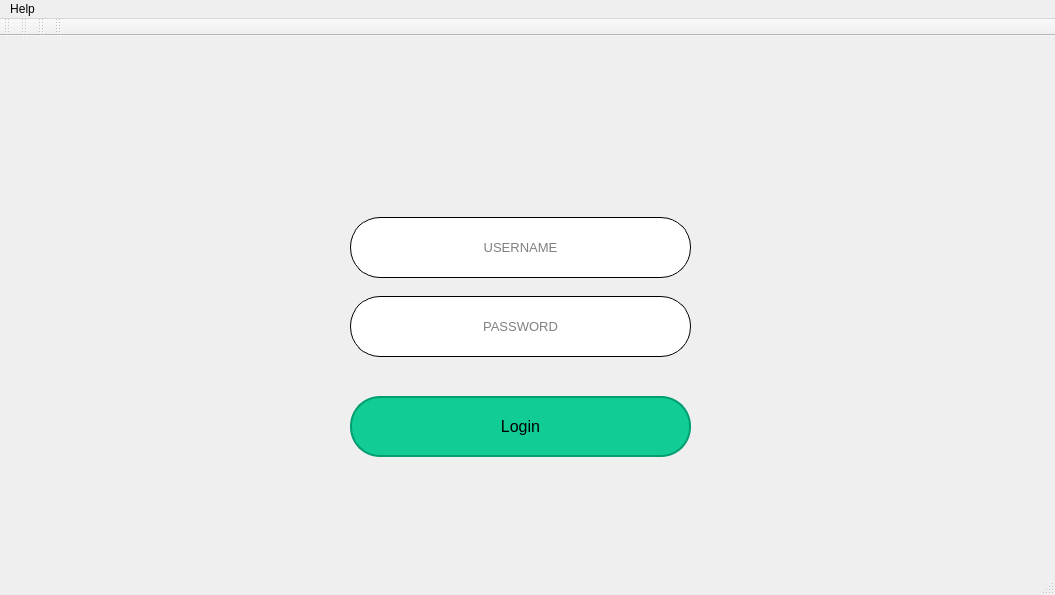
Qt form mainwindow.ui (naouelboughattas/Smart_Shop_2A17) before a commit.
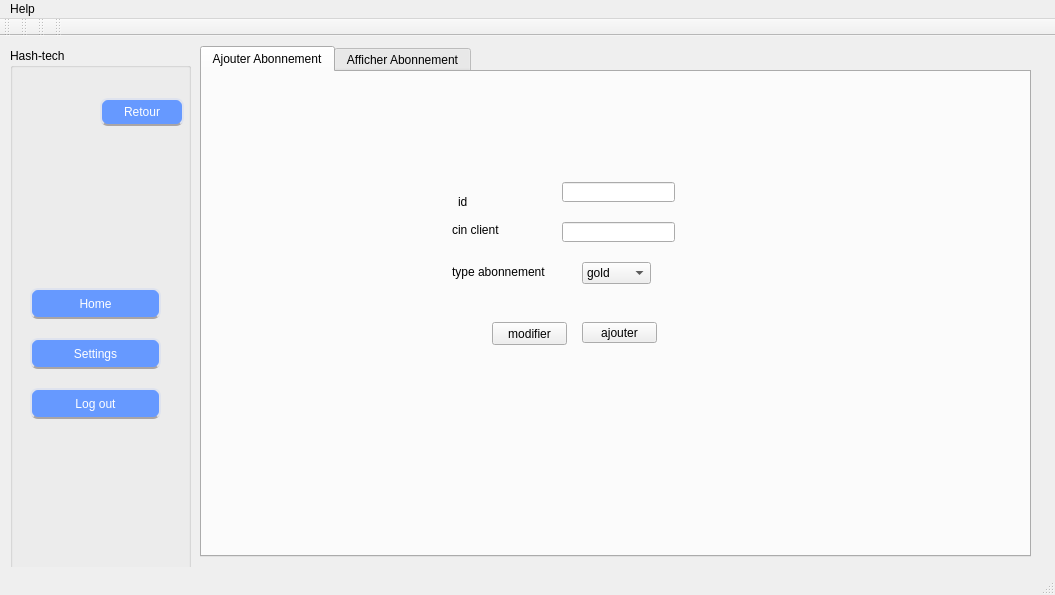
The same form after that commit. The open tabs and pages were chosen to show the change. Icons and pictures are not drawn. Custom widgets are drawn as their Qt base class.

Patch:
```diff
--- a/mainwindow.ui
+++ b/mainwindow.ui
@@ -7027,6 +7027,380 @@
       </widget>
      </widget>
     </widget>
+    <widget class="QWidget" name="page_6">
+     <widget class="QGroupBox" name="groupBox_40">
+      <property name="geometry">
+       <rect>
+        <x>0</x>
+        <y>12</y>
+        <width>181</width>
+        <height>531</height>
+       </rect>
+      </property>
+      <property name="title">
+       <string>Hash-tech</string>
+      </property>
+      <widget class="QToolButton" name="toolButton_43">
+       <property name="geometry">
+        <rect>
+         <x>20</x>
+         <y>240</y>
+         <width>131</width>
+         <height>31</height>
+        </rect>
+       </property>
+       <property name="styleSheet">
+        <string notr="true">QToolButton {
+background: #6699ff;
+border: 2px solid #dfe3ee;
+border-bottom-color: #aaa5a5; /* same as the pane color */
+border-top-left-radius: 7px;
+border-top-right-radius: 7px;
+min-width: 80px;
+border-radius: 8px;
+color: white;
+font-size:12px;
+font-family:Arial, Helvetica, sans-serif;
+
+
+}
+QToolButton:hover {
+color:#fff;
+background:#66ccff;
+border: none;
+
+}</string>
+       </property>
+       <property name="text">
+        <string>Home</string>
+       </property>
+      </widget>
+      <widget class="QToolButton" name="toolButton_44">
+       <property name="geometry">
+        <rect>
+         <x>20</x>
+         <y>340</y>
+         <width>131</width>
+         <height>31</height>
+        </rect>
+       </property>
+       <property name="styleSheet">
+        <string notr="true">QToolButton {
+background: #6699ff;
+border: 2px solid #dfe3ee;
+border-bottom-color: #aaa5a5; /* same as the pane color */
+border-top-left-radius: 7px;
+border-top-right-radius: 7px;
+min-width: 80px;
+border-radius: 8px;
+color: white;
+font-size:12px;
+font-family:Arial, Helvetica, sans-serif;
+
+
+}
+QToolButton:hover {
+color:#fff;
+background:#66ccff;
+border: none;
+
+}</string>
+       </property>
+       <property name="text">
+        <string>Log out</string>
+       </property>
+      </widget>
+      <widget class="QToolButton" name="toolButton_45">
+       <property name="geometry">
+        <rect>
+         <x>20</x>
+         <y>290</y>
+         <width>131</width>
+         <height>31</height>
+        </rect>
+       </property>
+       <property name="styleSheet">
+        <string notr="true">QToolButton {
+background: #6699ff;
+border: 2px solid #dfe3ee;
+border-bottom-color: #aaa5a5; /* same as the pane color */
+border-top-left-radius: 7px;
+border-top-right-radius: 7px;
+min-width: 80px;
+border-radius: 8px;
+color: white;
+font-size:12px;
+font-family:Arial, Helvetica, sans-serif;
+
+
+}
+QToolButton:hover {
+color:#fff;
+background:#66ccff;
+border: none;
+
+}</string>
+       </property>
+       <property name="text">
+        <string>Settings</string>
+       </property>
+      </widget>
+      <widget class="QPushButton" name="pushButton_36">
+       <property name="geometry">
+        <rect>
+         <x>90</x>
+         <y>50</y>
+         <width>84</width>
+         <height>28</height>
+        </rect>
+       </property>
+       <property name="styleSheet">
+        <string notr="true">QPushButton {
+background: #6699ff;
+border: 2px solid #dfe3ee;
+border-bottom-color: #aaa5a5; /* same as the pane color */
+border-top-left-radius: 7px;
+border-top-right-radius: 7px;
+min-width: 80px;
+border-radius: 8px;
+color: white;
+font-size:12px;
+font-family:Arial, Helvetica, sans-serif;
+
+
+}
+QPushButton:hover {
+color:#fff;
+background:#66ccff;
+border: none;
+
+}</string>
+       </property>
+       <property name="text">
+        <string>Retour</string>
+       </property>
+      </widget>
+     </widget>
+     <widget class="QTabWidget" name="tabWidget_typeabo">
+      <property name="geometry">
+       <rect>
+        <x>190</x>
+        <y>10</y>
+        <width>831</width>
+        <height>511</height>
+       </rect>
+      </property>
+      <property name="currentIndex">
+       <number>1</number>
+      </property>
+      <widget class="QWidget" name="tab_47">
+       <attribute name="title">
+        <string>Ajouter Abonnement</string>
+       </attribute>
+       <widget class="QLabel" name="label_126">
+        <property name="geometry">
+         <rect>
+          <x>256</x>
+          <y>120</y>
+          <width>51</width>
+          <height>20</height>
+         </rect>
+        </property>
+        <property name="styleSheet">
+         <string notr="true"/>
+        </property>
+        <property name="text">
+         <string>id</string>
+        </property>
+       </widget>
+       <widget class="QLabel" name="label_127">
+        <property name="geometry">
+         <rect>
+          <x>250</x>
+          <y>150</y>
+          <width>71</width>
+          <height>16</height>
+         </rect>
+        </property>
+        <property name="styleSheet">
+         <string notr="true"/>
+        </property>
+        <property name="text">
+         <string>cin client</string>
+        </property>
+       </widget>
+       <widget class="QLabel" name="label_128">
+        <property name="geometry">
+         <rect>
+          <x>250</x>
+          <y>190</y>
+          <width>111</width>
+          <height>20</height>
+         </rect>
+        </property>
+        <property name="styleSheet">
+         <string notr="true"/>
+        </property>
+        <property name="text">
+         <string>type abonnement</string>
+        </property>
+       </widget>
+       <widget class="QLineEdit" name="lineEdit_idabo">
+        <property name="geometry">
+         <rect>
+          <x>360</x>
+          <y>110</y>
+          <width>113</width>
+          <height>20</height>
+         </rect>
+        </property>
+       </widget>
+       <widget class="QLineEdit" name="lineEdit_cinabo">
+        <property name="geometry">
+         <rect>
+          <x>360</x>
+          <y>150</y>
+          <width>113</width>
+          <height>20</height>
+         </rect>
+        </property>
+       </widget>
+       <widget class="QComboBox" name="comboBox_5">
+        <property name="geometry">
+         <rect>
+          <x>380</x>
+          <y>190</y>
+          <width>69</width>
+          <height>22</height>
+         </rect>
+        </property>
+        <item>
+         <property name="text">
+          <string>gold</string>
+         </property>
+        </item>
+        <item>
+         <property name="text">
+          <string>silver</string>
+         </property>
+        </item>
+        <item>
+         <property name="text">
+          <string>bronze</string>
+         </property>
+        </item>
+       </widget>
+       <widget class="QPushButton" name="pushButton_ajouterabo">
+        <property name="geometry">
+         <rect>
+          <x>380</x>
+          <y>250</y>
+          <width>75</width>
+          <height>21</height>
+         </rect>
+        </property>
+        <property name="styleSheet">
+         <string notr="true"/>
+        </property>
+        <property name="text">
+         <string>ajouter</string>
+        </property>
+       </widget>
+       <widget class="QPushButton" name="pushButton_modifierabo">
+        <property name="geometry">
+         <rect>
+          <x>290</x>
+          <y>250</y>
+          <width>75</width>
+          <height>23</height>
+         </rect>
+        </property>
+        <property name="styleSheet">
+         <string notr="true"/>
+        </property>
+        <property name="text">
+         <string>modifier</string>
+        </property>
+       </widget>
+      </widget>
+      <widget class="QWidget" name="tab_48">
+       <attribute name="title">
+        <string>Afficher Abonnement</string>
+       </attribute>
+       <widget class="QTableView" name="tableView_4">
+        <property name="geometry">
+         <rect>
+          <x>30</x>
+          <y>100</y>
+          <width>651</width>
+          <height>301</height>
+         </rect>
+        </property>
+       </widget>
+       <widget class="QPushButton" name="pushButton_37">
+        <property name="geometry">
+         <rect>
+          <x>700</x>
+          <y>230</y>
+          <width>75</width>
+          <height>23</height>
+         </rect>
+        </property>
+        <property name="styleSheet">
+         <string notr="true"/>
+        </property>
+        <property name="text">
+         <string>statistique</string>
+        </property>
+       </widget>
+       <widget class="QPushButton" name="pushButton_supprimerabo">
+        <property name="geometry">
+         <rect>
+          <x>700</x>
+          <y>170</y>
+          <width>75</width>
+          <height>23</height>
+         </rect>
+        </property>
+        <property name="styleSheet">
+         <string notr="true"/>
+        </property>
+        <property name="text">
+         <string>supprimer</string>
+        </property>
+       </widget>
+       <widget class="QPushButton" name="pushButton_act_2">
+        <property name="geometry">
+         <rect>
+          <x>700</x>
+          <y>290</y>
+          <width>75</width>
+          <height>23</height>
+         </rect>
+        </property>
+        <property name="styleSheet">
+         <string notr="true"/>
+        </property>
+        <property name="text">
+         <string>actualiser</string>
+        </property>
+       </widget>
+       <widget class="QLabel" name="label_129">
+        <property name="geometry">
+         <rect>
+          <x>60</x>
+          <y>50</y>
+          <width>47</width>
+          <height>13</height>
+         </rect>
+        </property>
+        <property name="text">
+         <string/>
+        </property>
+       </widget>
+      </widget>
+     </widget>
+    </widget>
    </widget>
   </widget>
   <widget class="QMenuBar" name="menuBar">
```
Left out of the diff: 99 changed lines with no effect on the pictures.
